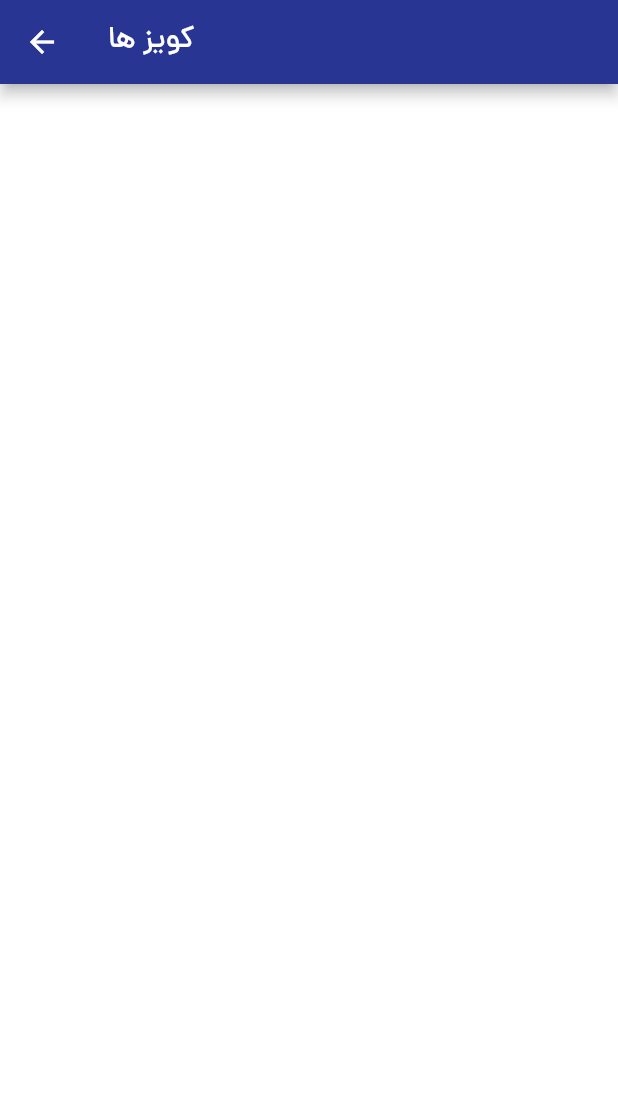
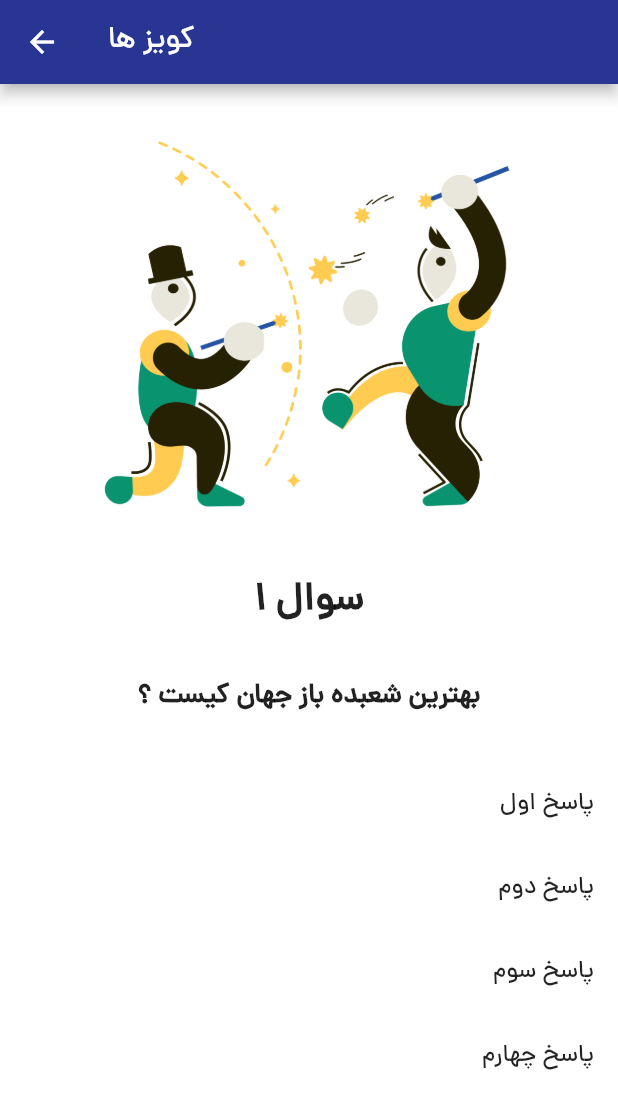
Before and after one commit to Dr-Pday/quiz_app, a Flutter app: the QuizPage screen opened directly, on a phone screen of 412 x 824 dp. Shown: the top 1109 px of the screen. Run offline on Flutter 3.47's test engine with Material 2 defaults, Android fonts, the phone set to English and light mode, and no system bars.

Commit message:
listTile widget added

```diff
--- a/lib/quiz_page.dart
+++ b/lib/quiz_page.dart
@@ -12,7 +12,60 @@ class QuizPage extends StatelessWidget {
         backgroundColor: Colors.indigo[800],
       ),
       body: SafeArea(
-        child: Text(''),
+        child: SingleChildScrollView(
+          child: Column(
+            children: [
+              Container(width: double.infinity),
+              Image.asset(
+                'images/1.png',
+                height: 300,
+              ),
+              SizedBox(height: 25),
+              Text(
+                '۱ سوال',
+                style: TextStyle(
+                  fontSize: 26,
+                  fontWeight: FontWeight.bold,
+                ),
+                textAlign: TextAlign.center,
+              ),
+              SizedBox(height: 30),
+              Text(
+                'بهترین شعبده باز جهان کیست ؟',
+                style: TextStyle(
+                  fontSize: 18,
+                  fontWeight: FontWeight.bold,
+                ),
+                textAlign: TextAlign.center,
+              ),
+              SizedBox(height: 30),
+              ListTile(
+                title: Text(
+                  'پاسخ اول',
+                  textAlign: TextAlign.end,
+                ),
+              ),
+              ListTile(
+                title: Text(
+                  'پاسخ دوم',
+                  textAlign: TextAlign.end,
+                ),
+              ),
+              ListTile(
+                title: Text(
+                  'پاسخ سوم',
+                  textAlign: TextAlign.end,
+                ),
+              ),
+              ListTile(
+                title: Text(
+                  'پاسخ چهارم',
+                  textAlign: TextAlign.end,
+                ),
+              ),
+            ],
+          ),
+        ),
       ),
     );
   }
```
